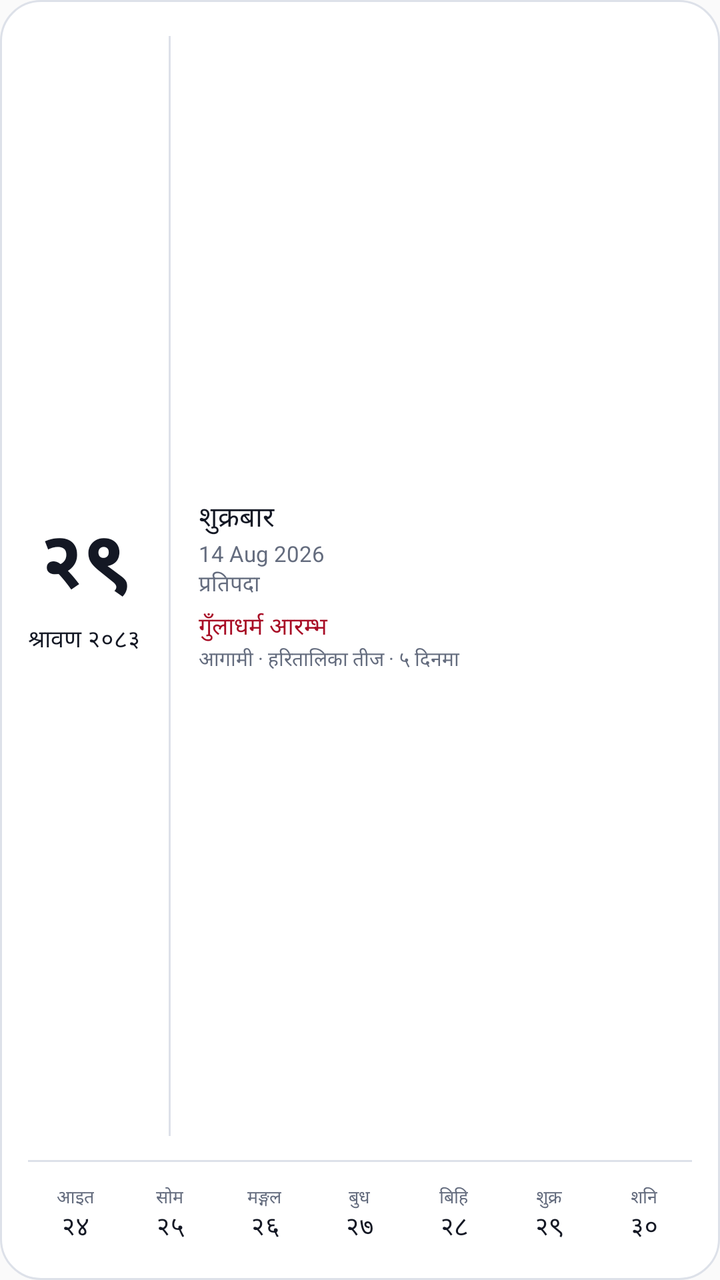
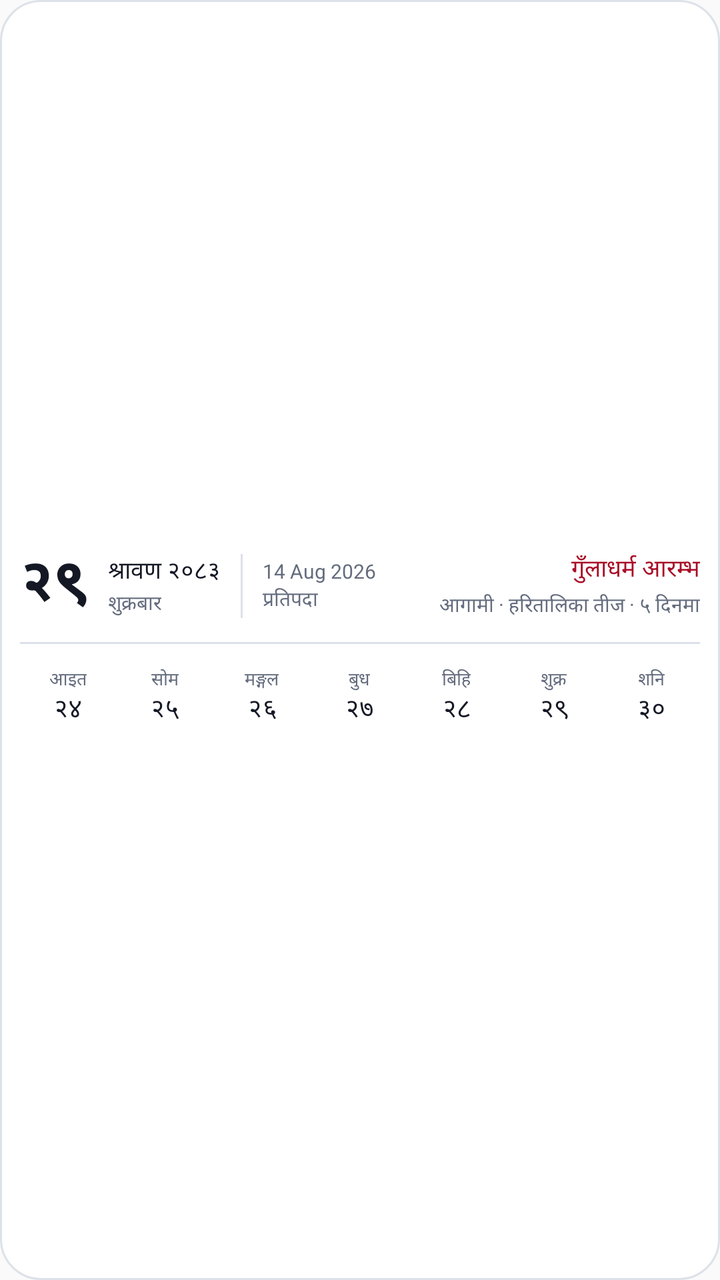

Compare the two renders of this Android layout. The source of the first and the diff that turns it into the second are given below.
<!-- AndroidManifest.xml: application theme AppTheme -->
<!-- res/layout/widget_patro_xl_expanded.xml -->
<?xml version="1.0" encoding="utf-8"?>
<LinearLayout xmlns:android="http://schemas.android.com/apk/res/android"
    android:id="@+id/widget_root"
    android:layout_width="match_parent"
    android:layout_height="match_parent"
    android:orientation="vertical"
    android:padding="14dp"
    android:background="@drawable/widget_background">

    <LinearLayout
        android:layout_width="match_parent"
        android:layout_height="0dp"
        android:layout_weight="1"
        android:orientation="horizontal"
        android:gravity="center_vertical">

        <LinearLayout
            android:layout_width="wrap_content"
            android:layout_height="wrap_content"
            android:orientation="vertical"
            android:gravity="center_horizontal"
            android:layout_marginEnd="14dp">

            <TextView
                android:id="@+id/widget_day"
                android:layout_width="wrap_content"
                android:layout_height="wrap_content"
                android:textSize="40sp"
                android:textStyle="bold"
                android:includeFontPadding="false"
                android:textColor="@color/widget_day"
                android:text="२९" />

            <TextView
                android:id="@+id/widget_month"
                android:layout_width="wrap_content"
                android:layout_height="wrap_content"
                android:textSize="12sp"
                android:maxLines="1"
                android:textColor="@color/widget_text"
                android:text="श्रावण २०८३" />
        </LinearLayout>

        <ImageView
            android:layout_width="1dp"
            android:layout_height="match_parent"
            android:layout_marginVertical="4dp"
            android:layout_marginEnd="14dp"
            android:contentDescription="@null"
            android:background="@color/widget_border" />

        <LinearLayout
            android:layout_width="0dp"
            android:layout_weight="1"
            android:layout_height="wrap_content"
            android:orientation="vertical">

            <TextView
                android:id="@+id/widget_weekday"
                android:layout_width="match_parent"
                android:layout_height="wrap_content"
                android:textSize="14sp"
                android:maxLines="1"
                android:textColor="@color/widget_text"
                android:text="शुक्रबार" />

            <TextView
                android:id="@+id/widget_ad"
                android:layout_width="match_parent"
                android:layout_height="wrap_content"
                android:textSize="11sp"
                android:maxLines="1"
                android:textColor="@color/widget_muted"
                android:text="14 Aug 2026" />

            <TextView
                android:id="@+id/widget_tithi"
                android:layout_width="match_parent"
                android:layout_height="wrap_content"
                android:textSize="11sp"
                android:maxLines="1"
                android:textColor="@color/widget_muted"
                android:text="प्रतिपदा" />

            <TextView
                android:id="@+id/widget_note"
                android:layout_width="match_parent"
                android:layout_height="wrap_content"
                android:textSize="12sp"
                android:maxLines="1"
                android:ellipsize="end"
                android:layout_marginTop="4dp"
                android:textColor="@color/widget_accent"
                android:text="गुँलाधर्म आरम्भ" />

            <TextView
                android:id="@+id/widget_next"
                android:layout_width="match_parent"
                android:layout_height="wrap_content"
                android:textSize="10sp"
                android:maxLines="1"
                android:ellipsize="end"
                android:textColor="@color/widget_muted"
                android:text="आगामी · हरितालिका तीज · ५ दिनमा" />
        </LinearLayout>
    </LinearLayout>

    <ImageView
        android:layout_width="match_parent"
        android:layout_height="1dp"
        android:layout_marginVertical="8dp"
        android:contentDescription="@null"
        android:background="@color/widget_border" />

    <LinearLayout
        android:layout_width="match_parent"
        android:layout_height="wrap_content"
        android:orientation="horizontal"
        android:baselineAligned="false">

        <LinearLayout
            android:id="@+id/widget_week_c0"
            android:layout_width="0dp" android:layout_weight="1"
            android:layout_height="wrap_content"
            android:orientation="vertical" android:gravity="center"
            android:paddingVertical="3dp">
            <TextView android:id="@+id/widget_week_l0"
                android:layout_width="wrap_content" android:layout_height="wrap_content"
                android:textSize="9sp" android:textColor="@color/widget_week_label"
                android:text="आइत" />
            <TextView android:id="@+id/widget_week_d0"
                android:layout_width="wrap_content" android:layout_height="wrap_content"
                android:textSize="13sp" android:includeFontPadding="false"
                android:textColor="@color/widget_week_day" android:text="२४" />
        </LinearLayout>

        <LinearLayout
            android:id="@+id/widget_week_c1"
            android:layout_width="0dp" android:layout_weight="1"
            android:layout_height="wrap_content"
            android:orientation="vertical" android:gravity="center"
            android:paddingVertical="3dp">
            <TextView android:id="@+id/widget_week_l1"
                android:layout_width="wrap_content" android:layout_height="wrap_content"
                android:textSize="9sp" android:textColor="@color/widget_week_label"
                android:text="सोम" />
            <TextView android:id="@+id/widget_week_d1"
                android:layout_width="wrap_content" android:layout_height="wrap_content"
                android:textSize="13sp" android:includeFontPadding="false"
                android:textColor="@color/widget_week_day" android:text="२५" />
        </LinearLayout>

        <LinearLayout
            android:id="@+id/widget_week_c2"
            android:layout_width="0dp" android:layout_weight="1"
            android:layout_height="wrap_content"
            android:orientation="vertical" android:gravity="center"
            android:paddingVertical="3dp">
            <TextView android:id="@+id/widget_week_l2"
                android:layout_width="wrap_content" android:layout_height="wrap_content"
                android:textSize="9sp" android:textColor="@color/widget_week_label"
                android:text="मङ्गल" />
            <TextView android:id="@+id/widget_week_d2"
                android:layout_width="wrap_content" android:layout_height="wrap_content"
                android:textSize="13sp" android:includeFontPadding="false"
                android:textColor="@color/widget_week_day" android:text="२६" />
        </LinearLayout>

        <LinearLayout
            android:id="@+id/widget_week_c3"
            android:layout_width="0dp" android:layout_weight="1"
            android:layout_height="wrap_content"
            android:orientation="vertical" android:gravity="center"
            android:paddingVertical="3dp">
            <TextView android:id="@+id/widget_week_l3"
                android:layout_width="wrap_content" android:layout_height="wrap_content"
                android:textSize="9sp" android:textColor="@color/widget_week_label"
                android:text="बुध" />
            <TextView android:id="@+id/widget_week_d3"
                android:layout_width="wrap_content" android:layout_height="wrap_content"
                android:textSize="13sp" android:includeFontPadding="false"
                android:textColor="@color/widget_week_day" android:text="२७" />
        </LinearLayout>

        <LinearLayout
            android:id="@+id/widget_week_c4"
            android:layout_width="0dp" android:layout_weight="1"
            android:layout_height="wrap_content"
            android:orientation="vertical" android:gravity="center"
            android:paddingVertical="3dp">
            <TextView android:id="@+id/widget_week_l4"
                android:layout_width="wrap_content" android:layout_height="wrap_content"
                android:textSize="9sp" android:textColor="@color/widget_week_label"
                android:text="बिहि" />
            <TextView android:id="@+id/widget_week_d4"
                android:layout_width="wrap_content" android:layout_height="wrap_content"
                android:textSize="13sp" android:includeFontPadding="false"
                android:textColor="@color/widget_week_day" android:text="२८" />
        </LinearLayout>

        <LinearLayout
            android:id="@+id/widget_week_c5"
            android:layout_width="0dp" android:layout_weight="1"
            android:layout_height="wrap_content"
            android:orientation="vertical" android:gravity="center"
            android:paddingVertical="3dp">
            <TextView android:id="@+id/widget_week_l5"
                android:layout_width="wrap_content" android:layout_height="wrap_content"
                android:textSize="9sp" android:textColor="@color/widget_week_label"
                android:text="शुक्र" />
            <TextView android:id="@+id/widget_week_d5"
                android:layout_width="wrap_content" android:layout_height="wrap_content"
                android:textSize="13sp" android:includeFontPadding="false"
                android:textColor="@color/widget_week_day" android:text="२९" />
        </LinearLayout>

        <LinearLayout
            android:id="@+id/widget_week_c6"
            android:layout_width="0dp" android:layout_weight="1"
            android:layout_height="wrap_content"
            android:orientation="vertical" android:gravity="center"
            android:paddingVertical="3dp">
            <TextView android:id="@+id/widget_week_l6"
                android:layout_width="wrap_content" android:layout_height="wrap_content"
                android:textSize="9sp" android:textColor="@color/widget_week_label"
                android:text="शनि" />
            <TextView android:id="@+id/widget_week_d6"
                android:layout_width="wrap_content" android:layout_height="wrap_content"
                android:textSize="13sp" android:includeFontPadding="false"
                android:textColor="@color/widget_week_day" android:text="३०" />
        </LinearLayout>
    </LinearLayout>
</LinearLayout>
<!-- resources referenced by this layout -->
<resources>
  <color name="widget_accent">#A80D26</color>
  <color name="widget_border">#DDE1E9</color>
  <color name="widget_muted">#646C7E</color>
  <color name="widget_text">#141824</color>
  <!-- drawable widget_background (drawable) -->
  <?xml version="1.0" encoding="utf-8"?>
  <shape xmlns:android="http://schemas.android.com/apk/res/android" android:shape="rectangle">
      <solid android:color="@color/widget_surface" />
      <corners android:radius="20dp" />
      <stroke android:width="1dp" android:color="@color/widget_border" />
  </shape>
  <style name="AppTheme" parent="Theme.AppCompat.Light.DarkActionBar">
          
          <item name="colorPrimary">@color/colorPrimary</item>
          <item name="colorPrimaryDark">@color/colorPrimaryDark</item>
          <item name="colorAccent">@color/colorAccent</item>
      </style>
  <color name="widget_surface">#FFFFFF</color>
  <color name="colorPrimary">#0E1220</color>
  <color name="colorPrimaryDark">#0E1220</color>
  <color name="colorAccent">#A80D26</color>
</resources>

<!-- the commit's change to res/layout/widget_patro_xl_expanded.xml (unified diff, before → after) -->
@@ -4,32 +4,32 @@
     android:layout_width="match_parent"
     android:layout_height="match_parent"
     android:orientation="vertical"
-    android:padding="14dp"
+    android:gravity="center_vertical"
+    android:padding="10dp"
     android:background="@drawable/widget_background">
 
     <LinearLayout
         android:layout_width="match_parent"
-        android:layout_height="0dp"
-        android:layout_weight="1"
+        android:layout_height="wrap_content"
         android:orientation="horizontal"
         android:gravity="center_vertical">
 
-        <LinearLayout
+        <TextView
+            android:id="@+id/widget_day"
             android:layout_width="wrap_content"
             android:layout_height="wrap_content"
+            android:textSize="30sp"
+            android:textStyle="bold"
+            android:includeFontPadding="false"
+            android:layout_marginEnd="10dp"
+            android:textColor="@color/widget_day"
+            android:text="२९" />
+
+        <LinearLayout
+            android:layout_width="wrap_content"
+            android:layout_height="wrap_content"
             android:orientation="vertical"
-            android:gravity="center_horizontal"
-            android:layout_marginEnd="14dp">
-
-            <TextView
-                android:id="@+id/widget_day"
-                android:layout_width="wrap_content"
-                android:layout_height="wrap_content"
-                android:textSize="40sp"
-                android:textStyle="bold"
-                android:includeFontPadding="false"
-                android:textColor="@color/widget_day"
-                android:text="२९" />
+            android:layout_marginEnd="10dp">
 
             <TextView
                 android:id="@+id/widget_month"
@@ -39,57 +39,64 @@
                 android:maxLines="1"
                 android:textColor="@color/widget_text"
                 android:text="श्रावण २०८३" />
+
+            <TextView
+                android:id="@+id/widget_weekday"
+                android:layout_width="wrap_content"
+                android:layout_height="wrap_content"
+                android:textSize="10sp"
+                android:maxLines="1"
+                android:textColor="@color/widget_muted"
+                android:text="शुक्रबार" />
         </LinearLayout>
 
         <ImageView
             android:layout_width="1dp"
             android:layout_height="match_parent"
             android:layout_marginVertical="4dp"
-            android:layout_marginEnd="14dp"
+            android:layout_marginEnd="10dp"
             android:contentDescription="@null"
             android:background="@color/widget_border" />
 
         <LinearLayout
+            android:layout_width="wrap_content"
+            android:layout_height="wrap_content"
+            android:orientation="vertical"
+            android:layout_marginEnd="12dp">
+
+            <TextView
+                android:id="@+id/widget_ad"
+                android:layout_width="wrap_content"
+                android:layout_height="wrap_content"
+                android:textSize="10sp"
+                android:maxLines="1"
+                android:textColor="@color/widget_muted"
+                android:text="14 Aug 2026" />
+
+            <TextView
+                android:id="@+id/widget_tithi"
+                android:layout_width="wrap_content"
+                android:layout_height="wrap_content"
+                android:textSize="10sp"
+                android:maxLines="1"
+                android:textColor="@color/widget_muted"
+                android:text="प्रतिपदा" />
+        </LinearLayout>
+
+        <LinearLayout
             android:layout_width="0dp"
             android:layout_weight="1"
             android:layout_height="wrap_content"
             android:orientation="vertical">
 
             <TextView
-                android:id="@+id/widget_weekday"
-                android:layout_width="match_parent"
-                android:layout_height="wrap_content"
-                android:textSize="14sp"
-                android:maxLines="1"
-                android:textColor="@color/widget_text"
-                android:text="शुक्रबार" />
-
-            <TextView
-                android:id="@+id/widget_ad"
-                android:layout_width="match_parent"
-                android:layout_height="wrap_content"
-                android:textSize="11sp"
-                android:maxLines="1"
-                android:textColor="@color/widget_muted"
-                android:text="14 Aug 2026" />
-
-            <TextView
-                android:id="@+id/widget_tithi"
-                android:layout_width="match_parent"
-                android:layout_height="wrap_content"
-                android:textSize="11sp"
-                android:maxLines="1"
-                android:textColor="@color/widget_muted"
-                android:text="प्रतिपदा" />
-
-            <TextView
                 android:id="@+id/widget_note"
                 android:layout_width="match_parent"
                 android:layout_height="wrap_content"
                 android:textSize="12sp"
                 android:maxLines="1"
                 android:ellipsize="end"
-                android:layout_marginTop="4dp"
+                android:gravity="end"
                 android:textColor="@color/widget_accent"
                 android:text="गुँलाधर्म आरम्भ" />
 
@@ -100,6 +107,8 @@
                 android:textSize="10sp"
                 android:maxLines="1"
                 android:ellipsize="end"
+                android:gravity="end"
+                android:layout_marginTop="2dp"
                 android:textColor="@color/widget_muted"
                 android:text="आगामी · हरितालिका तीज · ५ दिनमा" />
         </LinearLayout>
